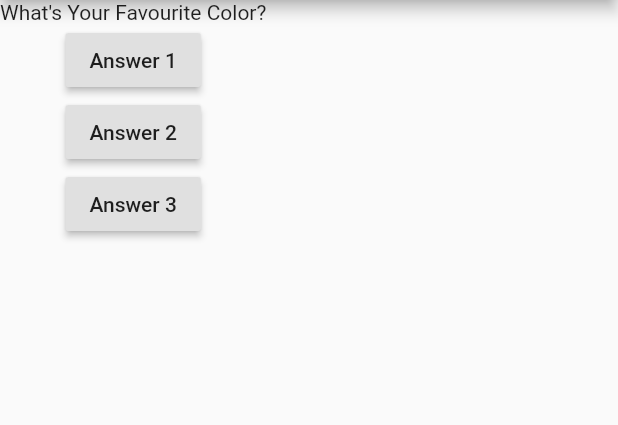
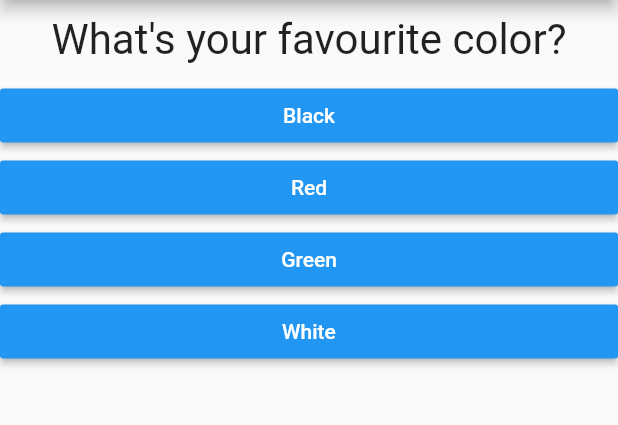
Before and after one commit to anggoroeko/flutter_complete_guide, a Flutter app: the screen it shows after launch, on a phone screen of 412 x 824 dp, the part 84-509 px from its top. Run offline on Flutter 3.47's test engine with Material 2 defaults, Android fonts, the phone set to English and light mode, and no system bars.

Commit message:
flutter chapter 1 page 52

```diff
--- /dev/null
+++ b/lib/answer.dart
@@ -0,0 +1,26 @@
+// ignore_for_file: deprecated_member_use, prefer_const_constructors, sort_child_properties_last
+
+import 'package:flutter/material.dart';
+
+class Answer extends StatelessWidget {
+  // const Answer({Key? key}) : super(key: key);
+
+  final VoidCallback selectHandler;
+  final String answerText;
+
+  Answer(this.selectHandler, this.answerText);
+
+  @override
+  Widget build(BuildContext context) {
+    return Container(
+      width: double.infinity,
+      child: RaisedButton(
+        color: Colors.blue,
+        // child: Text("Answer 1"),
+        textColor: Colors.white,
+        child: Text(answerText),
+        onPressed: () => selectHandler(),
+      ),
+    );
+  }
+}
--- a/lib/main.dart
+++ b/lib/main.dart
@@ -1,6 +1,9 @@
-// ignore_for_file: deprecated_member_use, prefer_const_literals_to_create_immutables, prefer_const_constructors
+// ignore_for_file: deprecated_member_use, prefer_const_literals_to_create_immutables, prefer_const_constructors, unnecessary_const, prefer_const_declarations
 
 import 'package:flutter/material.dart';
+import 'package:flutter_complete_guide/result.dart';
+import './quiz.dart';
+import './result.dart';
 
 void main() {
   runApp(MyApp());
@@ -12,51 +15,58 @@ class MyApp extends StatefulWidget {
   @override
   State<StatefulWidget> createState() {
     // TODO: implement createState
-    return MyAppState();
+    return _MyAppState();
   }
 }
 
-class MyAppState extends State<MyApp> {
-  var questionIndex = 0;
+class _MyAppState extends State<MyApp> {
+  var _questionIndex = 0;
 
-  void answerQuestion() {
+  final _questions = const [
+    // 'What\'s Your Favourite Color?',
+    // 'What\'s Your Favourite Animal?'
+    {
+      'questionText': 'What\'s your favourite color?',
+      'answers': ['Black', 'Red', 'Green', 'White']
+    },
+    {
+      'questionText': 'What\'s your favourite animal?',
+      'answers': ['Rabbit', 'Snake', 'Elephant', 'Lion']
+    },
+    {
+      'questionText': 'What\'s your favourite instructor?',
+      'answers': ['Max', 'Yamaha', 'Honda']
+    }
+  ];
+
+  void _answerQuestion() {
     setState(() {
-      questionIndex = questionIndex + 1;
+      _questionIndex = _questionIndex + 1;
     });
     // print('Answer 1 Chosen!');
-    print(questionIndex);
+    print(_questionIndex);
+
+    if (_questionIndex < _questions.length) {
+      print('We have more questions');
+    } else {
+      print('No more questions!');
+    }
   }
 
   @override
   Widget build(BuildContext context) {
-    var question = [
-      'What\'s Your Favourite Color?',
-      'What\'s Your Favourite Animal?'
-    ];
     return MaterialApp(
       home: Scaffold(
         appBar: AppBar(
           title: Text("My First App"),
         ),
-        body: Column(children: [
-          // Text(question[
-          //     0]), //:: OR YOU CAN MAKE THIS : question.elementAt(index)
-          Text(question[questionIndex]),
-          RaisedButton(
-            child: Text("Answer 1"),
-            onPressed: answerQuestion,
-          ),
-          RaisedButton(
-            child: Text("Answer 2"),
-            onPressed: () => print('Answer 2 Chosen!'),
-          ),
-          RaisedButton(
-            child: Text("Answer 3"),
-            onPressed: () {
-              print('Answer 3 Chosen!');
-            },
-          )
-        ]),
+        body: _questionIndex < _questions.length
+            ? Quiz(
+                answerQuestion: _answerQuestion,
+                questionIndex: _questionIndex,
+                questions: _questions,
+              )
+            : Result(),
       ),
     );
   }
--- /dev/null
+++ b/lib/question.dart
@@ -0,0 +1,22 @@
+import 'package:flutter/material.dart';
+
+class Question extends StatelessWidget {
+  // const Question({Key? key}) : super(key: key);
+
+  final String questionText;
+
+  Question(this.questionText);
+
+  @override
+  Widget build(BuildContext context) {
+    return Container(
+      width: double.infinity,
+      margin: EdgeInsets.all(10),
+      child: Text(
+        questionText,
+        style: TextStyle(fontSize: 28),
+        textAlign: TextAlign.center,
+      ),
+    );
+  }
+}
--- /dev/null
+++ b/lib/quiz.dart
@@ -0,0 +1,31 @@
+import 'package:flutter/material.dart';
+import './question.dart';
+import './answer.dart';
+
+class Quiz extends StatelessWidget {
+  // const Quiz({Key? key}) : super(key: key);
+
+  final List<Map<String, Object>> questions;
+  final int questionIndex;
+  final VoidCallback answerQuestion;
+
+  Quiz({
+    required this.questions,
+    required this.answerQuestion,
+    required this.questionIndex,
+  });
+
+  @override
+  Widget build(BuildContext context) {
+    return Column(children: [
+      // Text(question[
+      //     0]), //:: OR YOU CAN MAKE THIS : question.elementAt(index)
+      Question(
+        questions[questionIndex]['questionText'] as String,
+      ),
+      ...(questions[questionIndex]['answers'] as List<String>).map((answer) {
+        return Answer(answerQuestion, answer);
+      }).toList()
+    ]);
+  }
+}
--- /dev/null
+++ b/lib/result.dart
@@ -0,0 +1,12 @@
+import 'package:flutter/material.dart';
+
+class Result extends StatelessWidget {
+  const Result({Key? key}) : super(key: key);
+
+  @override
+  Widget build(BuildContext context) {
+    return Center(
+      child: Text('You did it'),
+    );
+  }
+}
```
